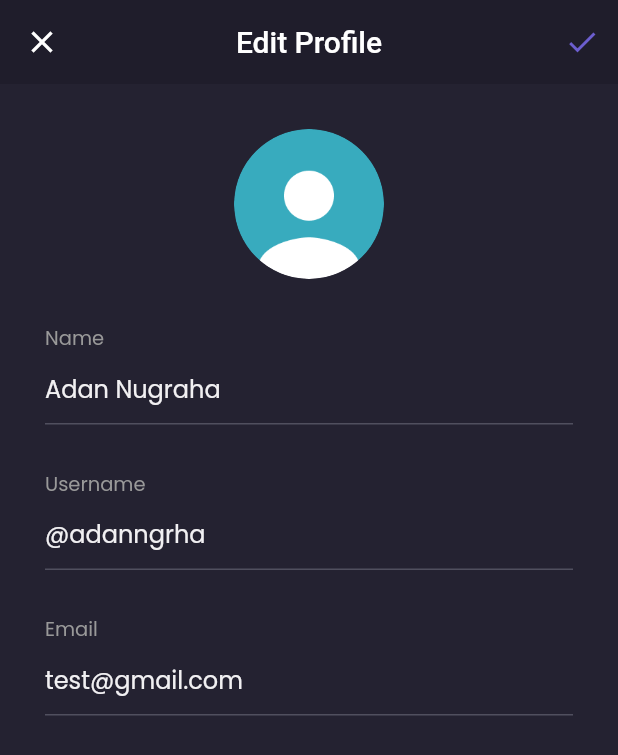
After one commit to ardanngrha/shoeasy, a Flutter app: the EditProfilePage screen opened by its route, on a phone screen of 412 x 824 dp. The commit adds this screen. Shown: the top 755 px of the screen. Run offline on Flutter 3.47's test engine with Material 2 defaults, Android fonts, the light colour scheme and no system bars; our stand-ins replace google_fonts.

Commit message:
edit profile page

```diff
--- a/lib/main.dart
+++ b/lib/main.dart
@@ -1,5 +1,6 @@
 import 'package:flutter/material.dart';
 import 'package:shoesye/pages/detail_chat_page.dart';
+import 'package:shoesye/pages/edit_profile_page.dart';
 import 'package:shoesye/pages/home/main_page.dart';
 import 'package:shoesye/pages/sign_in_page.dart';
 import 'package:shoesye/pages/splash_page.dart';
@@ -20,6 +21,7 @@ class MyApp extends StatelessWidget {
         '/sign-up': (context) => const SignUpPage(),
         '/home': (context) => const MainPage(),
         '/detail-chat': (context) => DetailChatPage(),
+        '/edit-profile': (context) => EditProfilePage(),
       },
     );
   }
--- /dev/null
+++ b/lib/pages/edit_profile_page.dart
@@ -0,0 +1,153 @@
+import 'package:flutter/material.dart';
+import 'package:shoesye/theme.dart';
+
+class EditProfilePage extends StatelessWidget {
+  const EditProfilePage({Key? key}) : super(key: key);
+
+  header(BuildContext context) {
+    return AppBar(
+      leading: IconButton(
+        icon: const Icon(Icons.close),
+        onPressed: () {
+          Navigator.pop(context);
+        },
+      ),
+      backgroundColor: backgroundColor1,
+      elevation: 0,
+      centerTitle: true,
+      title: const Text(
+        'Edit Profile',
+      ),
+      actions: [
+        IconButton(
+          onPressed: () {},
+          icon: Icon(
+            Icons.check,
+            color: primaryColor,
+          ),
+        )
+      ],
+    );
+  }
+
+  Widget nameInput() {
+    return Container(
+      margin: const EdgeInsets.only(
+        top: 30,
+      ),
+      child: Column(
+        crossAxisAlignment: CrossAxisAlignment.start,
+        children: [
+          Text(
+            'Name',
+            style: secondaryTextStyle.copyWith(fontSize: 13),
+          ),
+          TextFormField(
+            style: primaryTextStyle,
+            decoration: InputDecoration(
+              hintText: 'Adan Nugraha',
+              hintStyle: primaryTextStyle,
+              enabledBorder: UnderlineInputBorder(
+                borderSide: BorderSide(color: subtitleColor),
+              ),
+            ),
+          ),
+        ],
+      ),
+    );
+  }
+
+  Widget usernameInput() {
+    return Container(
+      margin: const EdgeInsets.only(
+        top: 30,
+      ),
+      child: Column(
+        crossAxisAlignment: CrossAxisAlignment.start,
+        children: [
+          Text(
+            'Username',
+            style: secondaryTextStyle.copyWith(fontSize: 13),
+          ),
+          TextFormField(
+            style: primaryTextStyle,
+            decoration: InputDecoration(
+              hintText: '@adanngrha',
+              hintStyle: primaryTextStyle,
+              enabledBorder: UnderlineInputBorder(
+                borderSide: BorderSide(color: subtitleColor),
+              ),
+            ),
+          ),
+        ],
+      ),
+    );
+  }
+
+  Widget emailInput() {
+    return Container(
+      margin: const EdgeInsets.only(
+        top: 30,
+      ),
+      child: Column(
+        crossAxisAlignment: CrossAxisAlignment.start,
+        children: [
+          Text(
+            'Email',
+            style: secondaryTextStyle.copyWith(fontSize: 13),
+          ),
+          TextFormField(
+            style: primaryTextStyle,
+            decoration: InputDecoration(
+              hintText: 'test@gmail.com',
+              hintStyle: primaryTextStyle,
+              enabledBorder: UnderlineInputBorder(
+                borderSide: BorderSide(color: subtitleColor),
+              ),
+            ),
+          ),
+        ],
+      ),
+    );
+  }
+
+  Widget content() {
+    return Container(
+      width: double.infinity,
+      padding: EdgeInsets.symmetric(
+        horizontal: defaultMargin,
+      ),
+      child: Column(
+        crossAxisAlignment: CrossAxisAlignment.center,
+        children: [
+          Container(
+            width: 100,
+            height: 100,
+            margin: EdgeInsets.only(
+              top: defaultMargin,
+            ),
+            decoration: const BoxDecoration(
+              shape: BoxShape.circle,
+              image: DecorationImage(
+                image: AssetImage('assets/image_profile.png'),
+              ),
+            ),
+          ),
+          nameInput(),
+          usernameInput(),
+          emailInput(),
+        ],
+      ),
+    );
+  }
+
+  @override
+  Widget build(BuildContext context) {
+    return Scaffold(
+      backgroundColor: backgroundColor3,
+      appBar: header(context),
+      body: content(),
+      resizeToAvoidBottomInset: false,
+    );
+  }
+}
--- a/lib/pages/home/profile_page.dart
+++ b/lib/pages/home/profile_page.dart
@@ -4,7 +4,7 @@ import 'package:shoesye/theme.dart';
 class ProfilePage extends StatelessWidget {
   const ProfilePage({Key? key}) : super(key: key);
 
-  header() {
+  header(BuildContext context) {
     return AppBar(
       backgroundColor: backgroundColor1,
       automaticallyImplyLeading: false,
@@ -43,9 +43,15 @@ class ProfilePage extends StatelessWidget {
                   ],
                 ),
               ),
-              Image.asset(
-                'assets/button_exit.png',
-                width: 20,
+              GestureDetector(
+                onTap: () {
+                  Navigator.pushNamedAndRemoveUntil(
+                      context, '/sign-in', (route) => false);
+                },
+                child: Image.asset(
+                  'assets/button_exit.png',
+                  width: 20,
+                ),
               ),
             ],
           ),
@@ -75,7 +81,7 @@ class ProfilePage extends StatelessWidget {
     );
   }
 
-  Widget content() {
+  Widget content(BuildContext context) {
     return Expanded(
         child: Container(
       width: double.infinity,
@@ -98,7 +104,12 @@ class ProfilePage extends StatelessWidget {
               fontWeight: semiBold,
             ),
           ),
-          menuItem('Edit Profile'),
+          GestureDetector(
+            onTap: () {
+              Navigator.pushNamed(context, '/edit-profile');
+            },
+            child: menuItem('Edit Profile'),
+          ),
           menuItem('Your Orders'),
           menuItem('Help'),
           const SizedBox(
@@ -123,8 +134,8 @@ class ProfilePage extends StatelessWidget {
   Widget build(BuildContext context) {
     return Column(
       children: [
-        header(),
-        content(),
+        header(context),
+        content(context),
       ],
     );
   }
```
